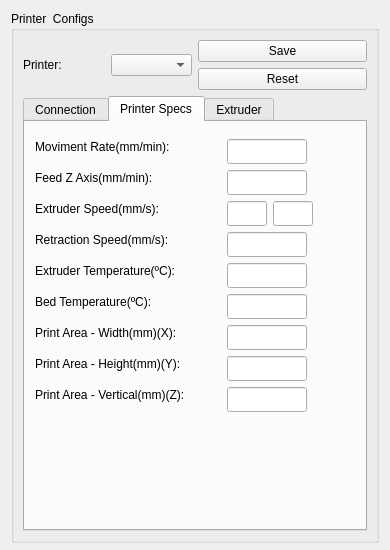
KDE/brprint3d, file PrinterSettingsWidget.ui: the form before one commit.
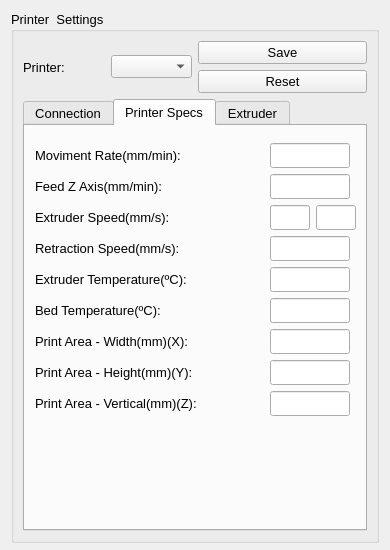
The form after the commit. The open tabs and pages were chosen to show the change. Icons and pictures are not drawn.

The edit to the form file:
```diff
--- a/PrinterSettingsWidget.ui
+++ b/PrinterSettingsWidget.ui
@@ -22,6 +22,11 @@
     <height>550</height>
    </size>
   </property>
+  <property name="font">
+   <font>
+    <pointsize>10</pointsize>
+   </font>
+  </property>
   <property name="windowTitle">
    <string>Form</string>
   </property>
@@ -35,7 +40,7 @@
       </size>
      </property>
      <property name="title">
-      <string>Printer  Configs</string>
+      <string>Printer  Settings</string>
      </property>
      <layout class="QVBoxLayout" name="verticalLayout_4">
       <item>
@@ -332,28 +337,25 @@
          <attribute name="title">
           <string>Printer Specs</string>
          </attribute>
+         <widget class="QWidget" name="">
+          <property name="geometry">
+           <rect>
+            <x>10</x>
+            <y>17</y>
+            <width>321</width>
+            <height>275</height>
+           </rect>
+          </property>
+          <layout class="QGridLayout" name="gridLayout_3">
+           <item row="0" column="0">
          <widget class="QLabel" name="lb_RateMoviment">
-          <property name="geometry">
-           <rect>
-            <x>10</x>
-            <y>17</y>
-            <width>168</width>
-            <height>16</height>
-           </rect>
-          </property>
           <property name="text">
            <string>Moviment Rate(mm/min):</string>
           </property>
          </widget>
+           </item>
+           <item row="0" column="1" colspan="2">
          <widget class="QLineEdit" name="tb_RateMoviment">
-          <property name="geometry">
-           <rect>
-            <x>202</x>
-            <y>17</y>
-            <width>80</width>
-            <height>25</height>
-           </rect>
-          </property>
           <property name="maximumSize">
            <size>
             <width>80</width>
@@ -361,28 +363,16 @@
            </size>
           </property>
          </widget>
+           </item>
+           <item row="1" column="0">
          <widget class="QLabel" name="lb_Feed_Z">
-          <property name="geometry">
-           <rect>
-            <x>10</x>
-            <y>48</y>
-            <width>145</width>
-            <height>16</height>
-           </rect>
-          </property>
           <property name="text">
            <string>Feed Z Axis(mm/min):</string>
           </property>
          </widget>
+           </item>
+           <item row="1" column="1" colspan="2">
          <widget class="QLineEdit" name="tb_FeedZ">
-          <property name="geometry">
-           <rect>
-            <x>202</x>
-            <y>48</y>
-            <width>80</width>
-            <height>25</height>
-           </rect>
-          </property>
           <property name="maximumSize">
            <size>
             <width>80</width>
@@ -390,28 +380,16 @@
            </size>
           </property>
          </widget>
+           </item>
+           <item row="2" column="0">
          <widget class="QLabel" name="lb_ExtruderV">
-          <property name="geometry">
-           <rect>
-            <x>10</x>
-            <y>79</y>
-            <width>152</width>
-            <height>16</height>
-           </rect>
-          </property>
           <property name="text">
            <string>Extruder Speed(mm/s):</string>
           </property>
          </widget>
-         <widget class="QLineEdit" name="tb_ExtrusorSpeed_mm">
-          <property name="geometry">
-           <rect>
-            <x>202</x>
-            <y>79</y>
-            <width>40</width>
-            <height>25</height>
-           </rect>
-          </property>
+           </item>
+           <item row="2" column="1">
+            <widget class="QLineEdit" name="tb_ExtruderSpeed_mm">
           <property name="maximumSize">
            <size>
             <width>40</width>
@@ -419,15 +397,9 @@
            </size>
           </property>
          </widget>
+           </item>
+           <item row="2" column="2">
          <widget class="QLineEdit" name="tb_ExtruderSpeed_Sec">
-          <property name="geometry">
-           <rect>
-            <x>248</x>
-            <y>79</y>
-            <width>40</width>
-            <height>25</height>
-           </rect>
-          </property>
           <property name="maximumSize">
            <size>
             <width>40</width>
@@ -435,28 +407,16 @@
            </size>
           </property>
          </widget>
+           </item>
+           <item row="3" column="0">
          <widget class="QLabel" name="lg_Velocity_R">
-          <property name="geometry">
-           <rect>
-            <x>10</x>
-            <y>110</y>
-            <width>164</width>
-            <height>16</height>
-           </rect>
-          </property>
           <property name="text">
            <string>Retraction Speed(mm/s):</string>
           </property>
          </widget>
+           </item>
+           <item row="3" column="1" colspan="2">
          <widget class="QLineEdit" name="tb_SpeedRetraction">
-          <property name="geometry">
-           <rect>
-            <x>202</x>
-            <y>110</y>
-            <width>80</width>
-            <height>25</height>
-           </rect>
-          </property>
           <property name="maximumSize">
            <size>
             <width>80</width>
@@ -464,28 +424,16 @@
            </size>
           </property>
          </widget>
+           </item>
+           <item row="4" column="0">
          <widget class="QLabel" name="lb_Extruder_Temper">
-          <property name="geometry">
-           <rect>
-            <x>10</x>
-            <y>141</y>
-            <width>175</width>
-            <height>16</height>
-           </rect>
-          </property>
           <property name="text">
            <string>Extruder Temperature(ºC):</string>
           </property>
          </widget>
+           </item>
+           <item row="4" column="1" colspan="2">
          <widget class="QLineEdit" name="tb_ExtruderTemperature">
-          <property name="geometry">
-           <rect>
-            <x>202</x>
-            <y>141</y>
-            <width>80</width>
-            <height>25</height>
-           </rect>
-          </property>
           <property name="maximumSize">
            <size>
             <width>80</width>
@@ -493,28 +441,16 @@
            </size>
           </property>
          </widget>
+           </item>
+           <item row="5" column="0">
          <widget class="QLabel" name="lb_TableTemperature">
-          <property name="geometry">
-           <rect>
-            <x>10</x>
-            <y>172</y>
-            <width>144</width>
-            <height>16</height>
-           </rect>
-          </property>
           <property name="text">
            <string>Bed Temperature(ºC):</string>
           </property>
          </widget>
+           </item>
+           <item row="5" column="1" colspan="2">
          <widget class="QLineEdit" name="tb_Table_Temperature">
-          <property name="geometry">
-           <rect>
-            <x>202</x>
-            <y>172</y>
-            <width>80</width>
-            <height>25</height>
-           </rect>
-          </property>
           <property name="maximumSize">
            <size>
             <width>80</width>
@@ -522,28 +458,16 @@
            </size>
           </property>
          </widget>
+           </item>
+           <item row="6" column="0">
          <widget class="QLabel" name="lb_areax">
-          <property name="geometry">
-           <rect>
-            <x>10</x>
-            <y>203</y>
-            <width>175</width>
-            <height>16</height>
-           </rect>
-          </property>
           <property name="text">
            <string>Print Area - Width(mm)(X):</string>
           </property>
          </widget>
-         <widget class="QLineEdit" name="tb_AreaPrint_X">
-          <property name="geometry">
-           <rect>
-            <x>202</x>
-            <y>203</y>
-            <width>80</width>
-            <height>25</height>
-           </rect>
-          </property>
+           </item>
+           <item row="6" column="1" colspan="2">
+            <widget class="QLineEdit" name="tb_AreaPrintX">
           <property name="maximumSize">
            <size>
             <width>80</width>
@@ -551,28 +475,16 @@
            </size>
           </property>
          </widget>
+           </item>
+           <item row="7" column="0">
          <widget class="QLabel" name="lb_areay">
-          <property name="geometry">
-           <rect>
-            <x>10</x>
-            <y>234</y>
-            <width>179</width>
-            <height>16</height>
-           </rect>
-          </property>
           <property name="text">
            <string>Print Area - Height(mm)(Y):</string>
           </property>
          </widget>
-         <widget class="QLineEdit" name="tb_AreaPrint_Y">
-          <property name="geometry">
-           <rect>
-            <x>202</x>
-            <y>234</y>
-            <width>80</width>
-            <height>25</height>
-           </rect>
-          </property>
+           </item>
+           <item row="7" column="1" colspan="2">
+            <widget class="QLineEdit" name="tb_AreaPrintY">
           <property name="maximumSize">
            <size>
             <width>80</width>
@@ -580,34 +492,25 @@
            </size>
           </property>
          </widget>
+           </item>
+           <item row="8" column="0">
          <widget class="QLabel" name="lb_areaz">
-          <property name="geometry">
-           <rect>
-            <x>10</x>
-            <y>265</y>
-            <width>186</width>
-            <height>16</height>
-           </rect>
-          </property>
           <property name="text">
            <string>Print Area - Vertical(mm)(Z):</string>
           </property>
          </widget>
-         <widget class="QLineEdit" name="tb_AreaPrint_Z">
-          <property name="geometry">
-           <rect>
-            <x>202</x>
-            <y>265</y>
-            <width>80</width>
-            <height>25</height>
-           </rect>
-          </property>
+           </item>
+           <item row="8" column="1" colspan="2">
+            <widget class="QLineEdit" name="tb_AreaPrintZ">
           <property name="maximumSize">
            <size>
             <width>80</width>
             <height>25</height>
            </size>
           </property>
+            </widget>
+           </item>
+          </layout>
          </widget>
         </widget>
         <widget class="QWidget" name="Extrusor_Config">
```
Left out of the diff: 34 changed lines with no effect on the pictures. Lines whose indentation alone changed are shown as unchanged.
